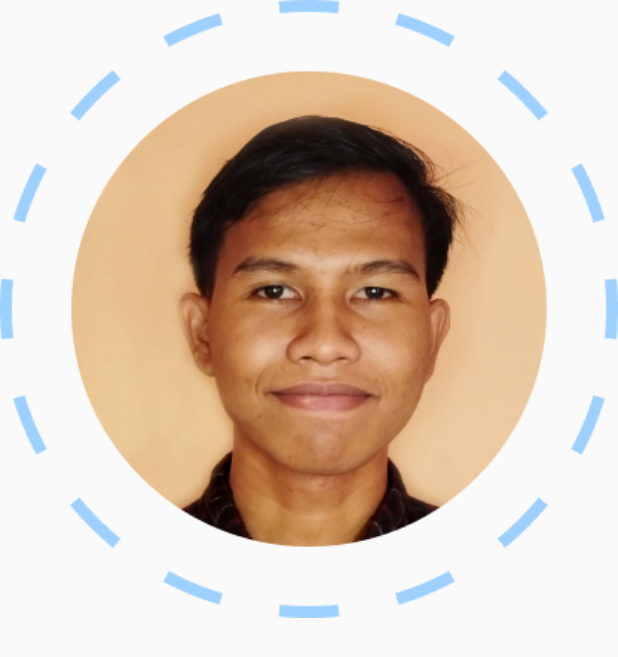
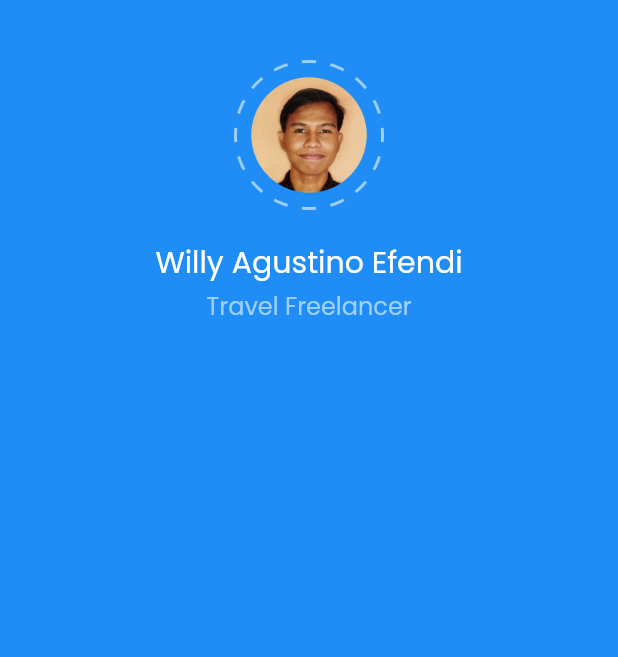
Before and after one commit to Pentorch/Chatty, a Flutter app: the screen it shows after launch, on a phone screen of 412 x 824 dp. Shown: the top 657 px of the screen. Run offline on Flutter 3.47's test engine with Material 2 defaults, Android fonts, the phone set to English and light mode, and no system bars.

Commit message:
styling widgets

```diff
--- a/lib/pages/home_page.dart
+++ b/lib/pages/home_page.dart
@@ -1,11 +1,36 @@
+import 'package:chatty/thema.dart';
 import 'package:flutter/material.dart';
 
 class HomePage extends StatelessWidget {
   @override
 Widget build(BuildContext context) {
     return Scaffold(
-      body : Image.asset('assets/images/profile.png'),
-
+      backgroundColor: blueColor,
+      body : SafeArea(
+        child: Center(
+        child: Column(
+        children: [
+        SizedBox(height: 40),
+        Image.asset('assets/images/profile.png',
+          width: 100,
+          height: 100,
+        ),
+        SizedBox(height: 20),
+        Text('Willy Agustino Efendi',
+        style: TextStyle(
+          fontSize: 20,
+          color: whiteColor,
+        ),
+        ),
+        SizedBox(height: 2),
+        Text('Travel Freelancer',
+        style: TextStyle(
+          fontSize: 16,
+          color: lightBlueColor,
+        ),
+        ),
+      ],),),
+      )
     );
   }
 }
--- a/lib/thema.dart
+++ b/lib/thema.dart
@@ -1,8 +1,8 @@
 import 'package:flutter/material.dart';
 
-Color blueColor = Color(0x1F8DF5);
+Color blueColor = Color(0xff1F8DF5);
 Color whiteColor = Color(0xffffffff);
-Color lightBlueColor = Color(0x9ED0FF);
+Color lightBlueColor = Color(0xff9ED0FF);
 Color blackColor = Color(0xfF000000);
 Color greyColor = Color(0x808BA2);
 Color greenColor = Color(0x29CB9E);
```
